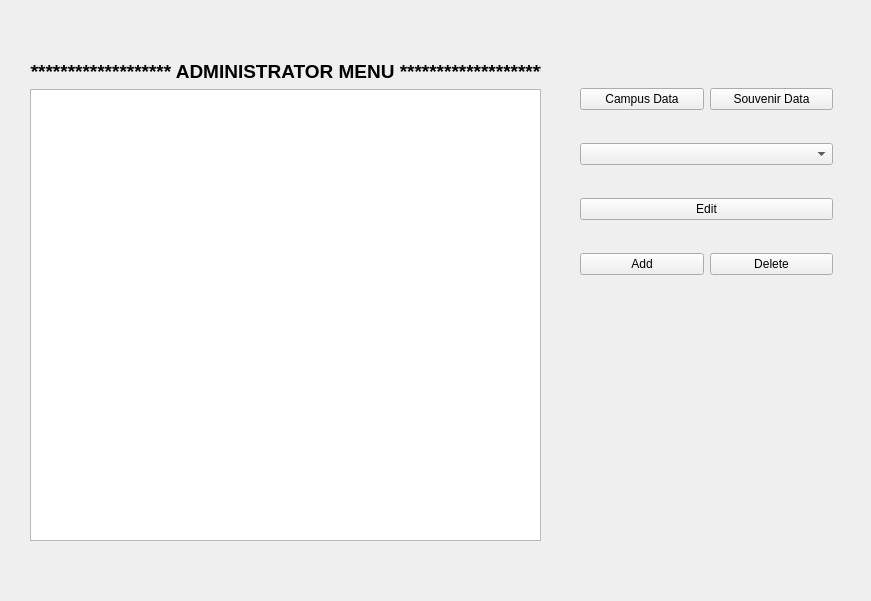
Old version of the form admin.ui in the repository mattjang1101/CS1D-Project-1-Go-Big-O-Go-Home-.
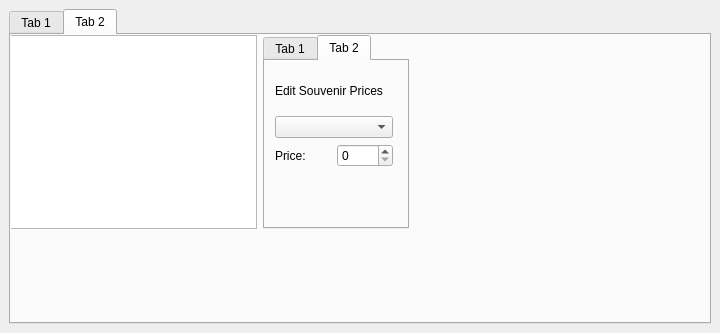
New version of the form. The open tabs and pages were chosen to show the change.

```diff
--- a/admin.ui
+++ b/admin.ui
@@ -6,111 +6,320 @@
    <rect>
     <x>0</x>
     <y>0</y>
-    <width>871</width>
-    <height>601</height>
+    <width>720</width>
+    <height>333</height>
    </rect>
   </property>
   <property name="windowTitle">
    <string>MainWindow</string>
   </property>
   <widget class="QWidget" name="centralwidget">
-   <widget class="QStackedWidget" name="stackedWidget">
-    <property name="geometry">
-     <rect>
-      <x>0</x>
-      <y>0</y>
-      <width>871</width>
-      <height>601</height>
-     </rect>
-    </property>
-    <property name="currentIndex">
-     <number>0</number>
-    </property>
-    <widget class="QWidget" name="AdminMenu">
-     <widget class="QWidget" name="layoutWidget_19">
-      <property name="geometry">
-       <rect>
-        <x>30</x>
-        <y>60</y>
-        <width>511</width>
-        <height>481</height>
-       </rect>
+   <layout class="QGridLayout" name="gridLayout">
+    <item row="0" column="0">
+     <widget class="QTabWidget" name="tabWidget">
+      <property name="currentIndex">
+       <number>1</number>
       </property>
-      <layout class="QVBoxLayout" name="verticalLayout_6">
-       <item>
-        <widget class="QLabel" name="AdminLabel">
-         <property name="font">
-          <font>
-           <pointsize>14</pointsize>
-           <weight>75</weight>
-           <bold>true</bold>
-          </font>
-         </property>
-         <property name="text">
-          <string>******************** ADMINISTRATOR MENU ********************</string>
-         </property>
-         <property name="alignment">
-          <set>Qt::AlignCenter</set>
-         </property>
+      <widget class="QWidget" name="tab1">
+       <property name="enabled">
+        <bool>true</bool>
+       </property>
+       <property name="autoFillBackground">
+        <bool>false</bool>
+       </property>
+       <property name="styleSheet">
+        <string notr="true"/>
+       </property>
+       <attribute name="title">
+        <string>Tab 1</string>
+       </attribute>
+       <widget class="QStackedWidget" name="stackedWidget">
+        <property name="geometry">
+         <rect>
+          <x>0</x>
+          <y>0</y>
+          <width>512</width>
+          <height>212</height>
+         </rect>
+        </property>
+        <property name="currentIndex">
+         <number>0</number>
+        </property>
+        <widget class="QWidget" name="AdminMenu">
+         <widget class="QTableView" name="CampusTable">
+          <property name="geometry">
+           <rect>
+            <x>10</x>
+            <y>10</y>
+            <width>256</width>
+            <height>192</height>
+           </rect>
+          </property>
+         </widget>
+         <widget class="QWidget" name="">
+          <property name="geometry">
+           <rect>
+            <x>270</x>
+            <y>10</y>
+            <width>170</width>
+            <height>108</height>
+           </rect>
+          </property>
+          <layout class="QVBoxLayout" name="verticalLayout">
+           <item>
+            <widget class="QLabel" name="label">
+             <property name="text">
+              <string>Add New Pending Campuses</string>
+             </property>
+            </widget>
+           </item>
+           <item>
+            <widget class="QPushButton" name="AddButton">
+             <property name="text">
+              <string>Add</string>
+             </property>
+            </widget>
+           </item>
+           <item>
+            <widget class="QLabel" name="label_2">
+             <property name="text">
+              <string>Revert to Original State</string>
+             </property>
+            </widget>
+           </item>
+           <item>
+            <widget class="QPushButton" name="revertButton">
+             <property name="text">
+              <string>Revert</string>
+             </property>
+            </widget>
+           </item>
+          </layout>
+         </widget>
         </widget>
-       </item>
-       <item>
-        <widget class="QTableView" name="AdminTable"/>
-       </item>
-      </layout>
-     </widget>
-     <widget class="QWidget" name="layoutWidget_20">
-      <property name="geometry">
-       <rect>
-        <x>580</x>
-        <y>61</y>
-        <width>253</width>
-        <height>242</height>
-       </rect>
-      </property>
-      <layout class="QGridLayout" name="gridLayout_6">
-       <item row="4" column="0">
-        <widget class="QPushButton" name="AddButton">
-         <property name="text">
-          <string>Add</string>
-         </property>
+       </widget>
+      </widget>
+      <widget class="QWidget" name="tab2">
+       <property name="accessibleName">
+        <string>tab2</string>
+       </property>
+       <attribute name="title">
+        <string>Tab 2</string>
+       </attribute>
+       <widget class="QStackedWidget" name="stackedWidget_3">
+        <property name="geometry">
+         <rect>
+          <x>0</x>
+          <y>0</y>
+          <width>401</width>
+          <height>211</height>
+         </rect>
+        </property>
+        <property name="currentIndex">
+         <number>2</number>
+        </property>
+        <widget class="QWidget" name="AddDeleteSouvenir">
+         <widget class="QWidget" name="">
+          <property name="geometry">
+           <rect>
+            <x>-10</x>
+            <y>0</y>
+            <width>408</width>
+            <height>194</height>
+           </rect>
+          </property>
+          <layout class="QHBoxLayout" name="horizontalLayout">
+           <item>
+            <widget class="QTableView" name="CampusTable_2"/>
+           </item>
+           <item>
+            <widget class="QTabWidget" name="tabWidget_2">
+             <property name="currentIndex">
+              <number>1</number>
+             </property>
+             <widget class="QWidget" name="addOrDeleteSouvenirs">
+              <attribute name="title">
+               <string>Tab 1</string>
+              </attribute>
+              <layout class="QVBoxLayout" name="verticalLayout_4">
+               <item>
+                <layout class="QGridLayout" name="gridLayout_3">
+                 <item row="1" column="0">
+                  <widget class="QPushButton" name="deleteSouvenirs">
+                   <property name="text">
+                    <string>Delete Souvenirs</string>
+                   </property>
+                  </widget>
+                 </item>
+                 <item row="0" column="0">
+                  <widget class="QPushButton" name="addSouvenirs">
+                   <property name="text">
+                    <string>Add Souvenirs</string>
+                   </property>
+                  </widget>
+                 </item>
+                </layout>
+               </item>
+              </layout>
+             </widget>
+             <widget class="QWidget" name="Edit">
+              <attribute name="title">
+               <string>Tab 2</string>
+              </attribute>
+              <widget class="QWidget" name="">
+               <property name="geometry">
+                <rect>
+                 <x>10</x>
+                 <y>10</y>
+                 <width>118</width>
+                 <height>96</height>
+                </rect>
+               </property>
+               <layout class="QGridLayout" name="gridLayout_2">
+                <item row="2" column="1">
+                 <widget class="QSpinBox" name="souvenirPriceInput"/>
+                </item>
+                <item row="0" column="0" colspan="2">
+                 <widget class="QLabel" name="editSouvenirPricesLabel">
+                  <property name="text">
+                   <string>Edit Souvenir Prices</string>
+                  </property>
+                 </widget>
+                </item>
+                <item row="1" column="0" colspan="2">
+                 <widget class="QComboBox" name="souvenirList"/>
+                </item>
+                <item row="2" column="0">
+                 <widget class="QLabel" name="editPriceLabel">
+                  <property name="text">
+                   <string>Price:</string>
+                  </property>
+                 </widget>
+                </item>
+               </layout>
+              </widget>
+             </widget>
+            </widget>
+           </item>
+          </layout>
+         </widget>
         </widget>
-       </item>
-       <item row="0" column="1">
-        <widget class="QPushButton" name="SouvenirData">
-         <property name="text">
-          <string>Souvenir Data</string>
-         </property>
+        <widget class="QWidget" name="AddSouvenir">
+         <widget class="QLabel" name="addSouvenirLabel">
+          <property name="geometry">
+           <rect>
+            <x>0</x>
+            <y>0</y>
+            <width>161</width>
+            <height>21</height>
+           </rect>
+          </property>
+          <property name="text">
+           <string>&lt;html&gt;&lt;head/&gt;&lt;body&gt;&lt;p&gt;&lt;span style=&quot; font-size:16pt;&quot;&gt;Add Souvenir&lt;/span&gt;&lt;/p&gt;&lt;/body&gt;&lt;/html&gt;</string>
+          </property>
+         </widget>
+         <widget class="QWidget" name="">
+          <property name="geometry">
+           <rect>
+            <x>0</x>
+            <y>31</y>
+            <width>251</width>
+            <height>61</height>
+           </rect>
+          </property>
+          <layout class="QVBoxLayout" name="verticalLayout_5">
+           <item>
+            <layout class="QHBoxLayout" name="name">
+             <item>
+              <widget class="QLabel" name="nameLabel">
+               <property name="text">
+                <string>Name:</string>
+               </property>
+              </widget>
+             </item>
+             <item>
+              <widget class="QPlainTextEdit" name="nameLabelInput">
+               <property name="plainText">
+                <string>lkbdbbdbnfb
+</string>
+               </property>
+              </widget>
+             </item>
+            </layout>
+           </item>
+           <item>
+            <layout class="QHBoxLayout" name="price">
+             <item>
+              <widget class="QLabel" name="priceLabel">
+               <property name="text">
+                <string>Price:</string>
+               </property>
+              </widget>
+             </item>
+             <item>
+              <widget class="QDoubleSpinBox" name="priceInput"/>
+             </item>
+             <item>
+              <widget class="QPushButton" name="addButton">
+               <property name="text">
+                <string>Add</string>
+               </property>
+              </widget>
+             </item>
+            </layout>
+           </item>
+          </layout>
+         </widget>
         </widget>
-       </item>
-       <item row="2" column="0" colspan="2">
-        <widget class="QComboBox" name="ItemComboBox"/>
-       </item>
-       <item row="0" column="0">
-        <widget class="QPushButton" name="CampusData">
-         <property name="text">
-          <string>Campus Data</string>
-         </property>
+        <widget class="QWidget" name="DeleteSouvenir">
+         <widget class="QLabel" name="addSouvenirLabel_2">
+          <property name="geometry">
+           <rect>
+            <x>1</x>
+            <y>1</y>
+            <width>175</width>
+            <height>21</height>
+           </rect>
+          </property>
+          <property name="text">
+           <string>&lt;html&gt;&lt;head/&gt;&lt;body&gt;&lt;p&gt;&lt;span style=&quot; font-size:16pt;&quot;&gt;Delete Souvenir(s)&lt;/span&gt;&lt;br/&gt;&lt;/p&gt;&lt;/body&gt;&lt;/html&gt;</string>
+          </property>
+         </widget>
+         <widget class="QWidget" name="">
+          <property name="geometry">
+           <rect>
+            <x>0</x>
+            <y>30</y>
+            <width>321</width>
+            <height>58</height>
+           </rect>
+          </property>
+          <layout class="QHBoxLayout" name="horizontalLayout_2">
+           <item>
+            <layout class="QVBoxLayout" name="verticalLayout_6">
+             <item>
+              <widget class="QComboBox" name="chooseCampusList"/>
+             </item>
+             <item>
+              <widget class="QComboBox" name="deleteSouvenirList"/>
+             </item>
+            </layout>
+           </item>
+           <item>
+            <widget class="QPushButton" name="deleteChosenSouvenir">
+             <property name="text">
+              <string>Delete</string>
+             </property>
+            </widget>
+           </item>
+          </layout>
+         </widget>
         </widget>
-       </item>
-       <item row="4" column="1">
-        <widget class="QPushButton" name="DeleteButton">
-         <property name="text">
-          <string>Delete</string>
-         </property>
-        </widget>
-       </item>
-       <item row="3" column="0" colspan="2">
-        <widget class="QPushButton" name="EditButton">
-         <property name="text">
-          <string>Edit</string>
-         </property>
-        </widget>
-       </item>
-      </layout>
+       </widget>
+      </widget>
      </widget>
-    </widget>
-   </widget>
+    </item>
+   </layout>
   </widget>
  </widget>
  <resources/>
```
